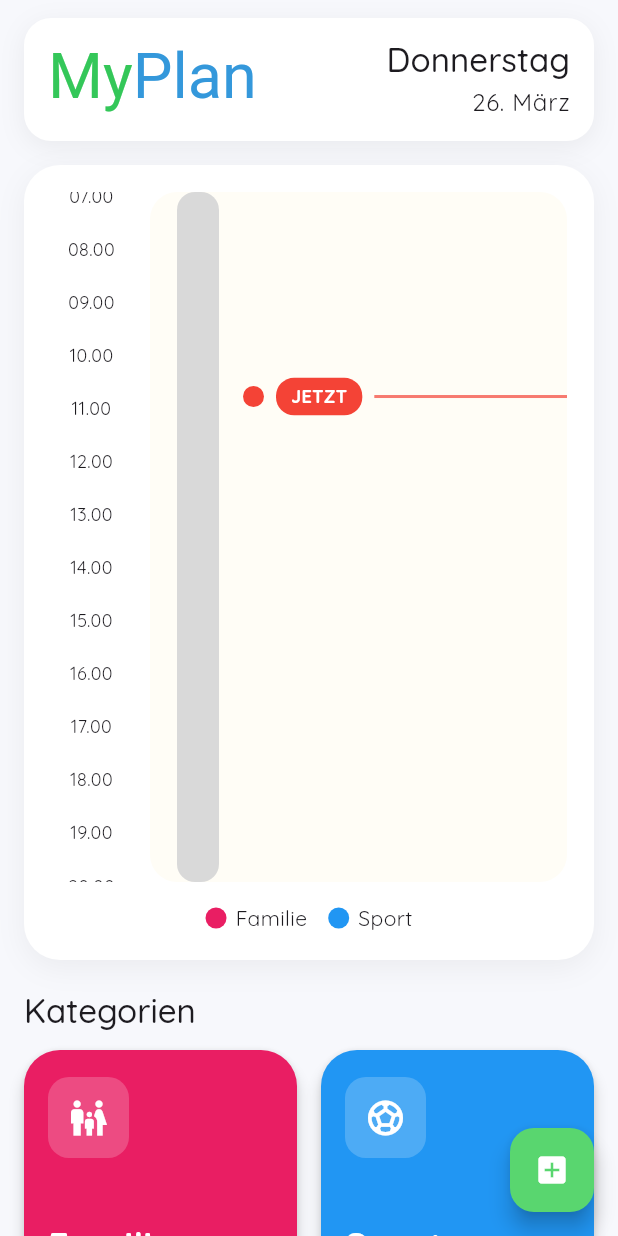
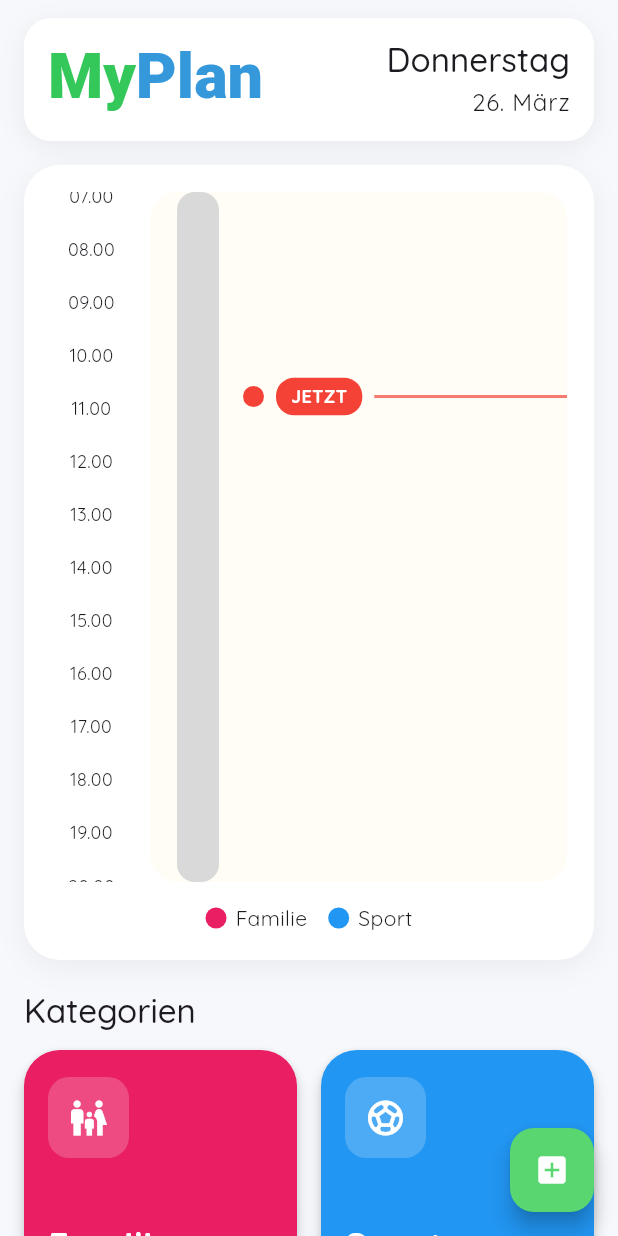
Before and after one commit to mwalexandra/myplan_app, a Flutter app: the screen it shows after launch, on a phone screen of 412 x 824 dp. Run offline on Flutter 3.47's test engine with Material 3 defaults, Android fonts, the light colour scheme and no system bars; our stand-ins replace cloud_firestore, firebase_core, go_router; accounts and stored records are empty; Roboto replaces fonts that are missing (Quicksand).

Commit message:
icon mainpage font weigt changed

```diff
--- a/lib/screens/home/home_screen.dart
+++ b/lib/screens/home/home_screen.dart
@@ -168,6 +168,7 @@ class _HomeHeader extends StatelessWidget {
             text: const TextSpan(
               style: TextStyle(
                 fontFamily: 'Chewy',
+                fontWeight: FontWeight.w800,
                 fontSize: 42,
                 height: 1,
               ),
```
